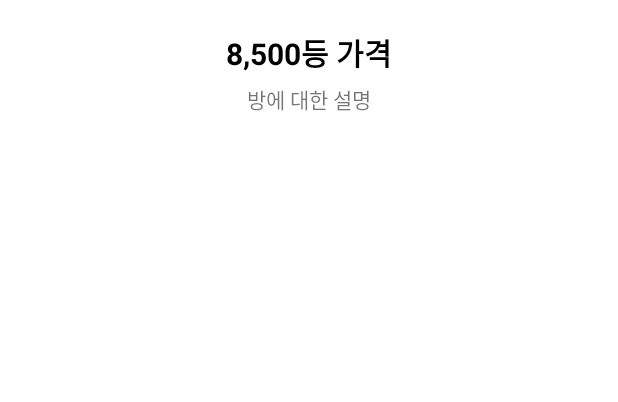
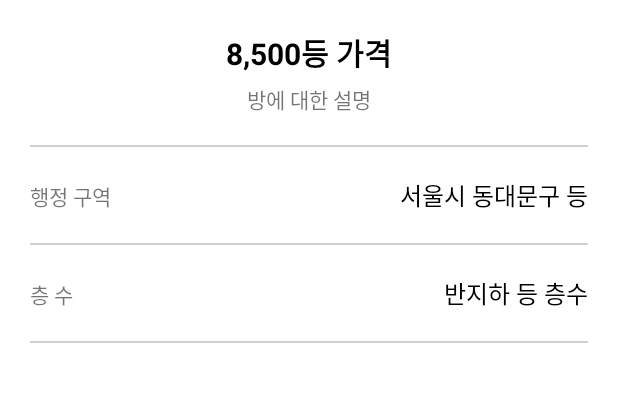
Before and after one commit to dqwdd/jicbangCopyApp-2021-08-20-last, an Android app: the ViewRoomDetailActivity screen opened directly, with no data from a screen before it, on a phone screen of 412 x 824 dp, the part 459-861 px from its top. Run offline under Robolectric (Android 15) with nearby library versions, the phone set to English and light mode, and no system bars.

Commit message:
방 상세화면 UI 마무리

```diff
--- a/app/src/main/res/layout/activity_view_room_detail.xml
+++ b/app/src/main/res/layout/activity_view_room_detail.xml
@@ -36,8 +36,80 @@
             android:text="방에 대한 설명"
             android:layout_marginTop="5dp"/>
 
+    </LinearLayout>
+
+
+    <TextView
+        android:layout_width="match_parent"
+        android:layout_height="1dp"
+        android:background="#D0D0D0"
+        android:layout_marginLeft="20dp"
+        android:layout_marginRight="20dp"/>
+
+    <LinearLayout
+        android:layout_width="match_parent"
+        android:layout_height="wrap_content"
+        android:orientation="horizontal"
+        android:padding="20dp">
+
+        <TextView
+            android:layout_width="wrap_content"
+            android:layout_height="wrap_content"
+            android:text="행정 구역" />
+
+        <TextView
+            android:layout_width="0dp"
+            android:layout_height="wrap_content"
+            android:layout_weight="1"/>
+
+        <TextView
+            android:id="@+id/adressTxt"
+            android:layout_width="wrap_content"
+            android:layout_height="wrap_content"
+            android:text="서울시 동대문구 등"
+            android:textColor="@color/black"
+            android:textSize="16sp"/>
 
     </LinearLayout>
 
+    <TextView
+        android:layout_width="match_parent"
+        android:layout_height="1dp"
+        android:background="#D0D0D0"
+        android:layout_marginLeft="20dp"
+        android:layout_marginRight="20dp"/>
+
+    <LinearLayout
+        android:layout_width="match_parent"
+        android:layout_height="wrap_content"
+        android:orientation="horizontal"
+        android:padding="20dp">
+
+        <TextView
+            android:layout_width="wrap_content"
+            android:layout_height="wrap_content"
+            android:text="층 수" />
+
+        <TextView
+            android:layout_width="0dp"
+            android:layout_height="wrap_content"
+            android:layout_weight="1"/>
+
+        <TextView
+            android:id="@+id/floorTxt"
+            android:layout_width="wrap_content"
+            android:layout_height="wrap_content"
+            android:text="반지하 등 층수"
+            android:textColor="@color/black"
+            android:textSize="16sp"/>
+
+    </LinearLayout>
+
+    <TextView
+        android:layout_width="match_parent"
+        android:layout_height="1dp"
+        android:background="#D0D0D0"
+        android:layout_marginLeft="20dp"
+        android:layout_marginRight="20dp"/>
 
 </LinearLayout>
```
